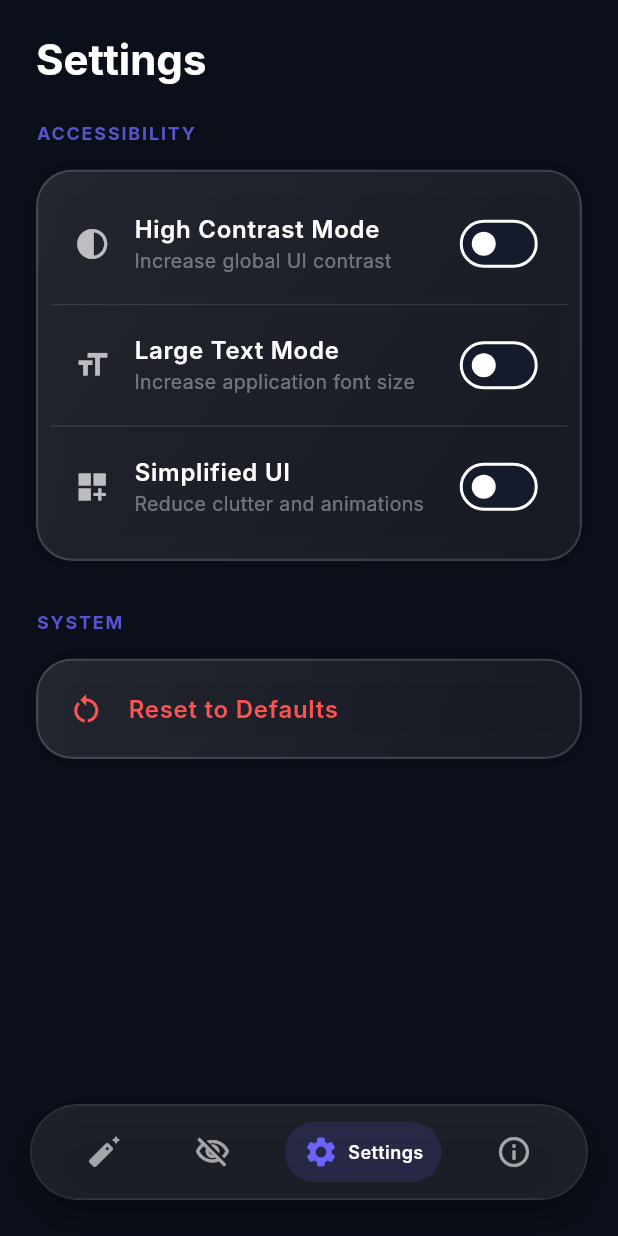
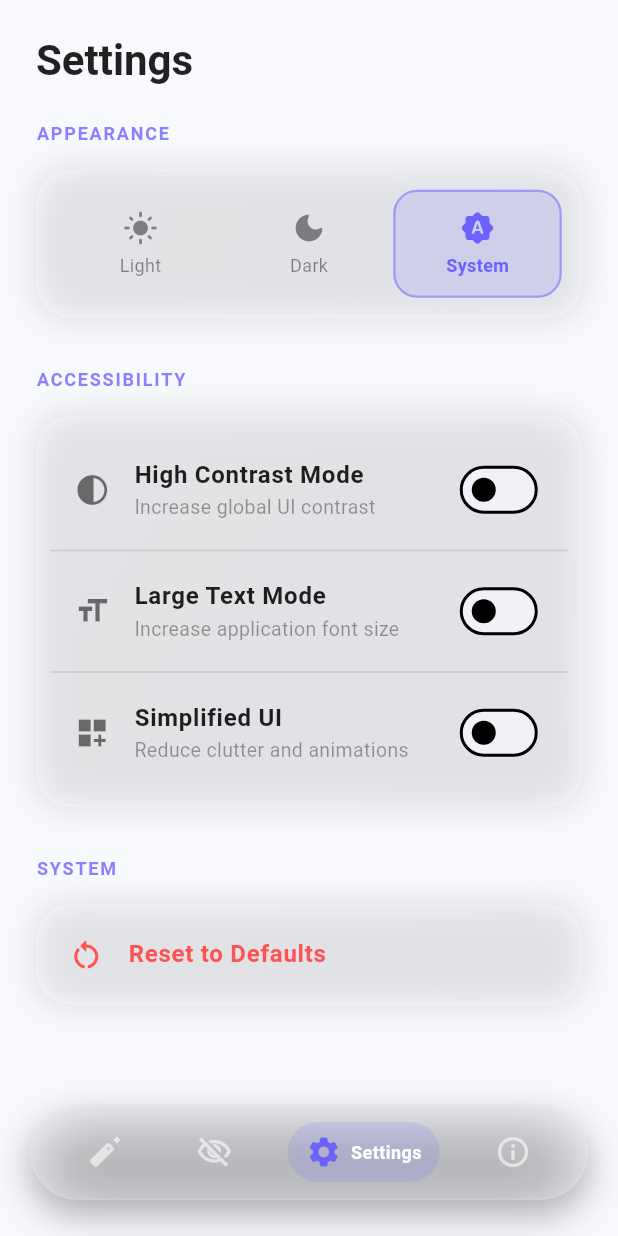
Before and after one commit to prvniskupinatdipraxe/color_vision_app, a Flutter app: the screen it shows after launch, item 3 of the bottom bar chosen, on a phone screen of 412 x 824 dp. Run offline on Flutter 3.47's test engine with Material 3 defaults, Android fonts, the phone set to English and light mode, and no system bars; our stand-ins replace camera, image_gallery_saver, image_picker, permission_handler, shared_preferences; Roboto replaces fonts that are missing (Inter).

Commit message:
Add dark and light theme modes

```diff
--- a/lib/main.dart
+++ b/lib/main.dart
@@ -1,10 +1,17 @@
 import 'package:flutter/material.dart';
+import 'package:provider/provider.dart';
 import 'screens/main_screen.dart';
 import 'theme/app_theme.dart';
+import 'services/theme_provider.dart';
 
 void main() {
   WidgetsFlutterBinding.ensureInitialized();
-  runApp(const ColorVisionApp());
+  runApp(
+    ChangeNotifierProvider(
+      create: (_) => ThemeProvider(),
+      child: const ColorVisionApp(),
+    ),
+  );
 }
 
 class ColorVisionApp extends StatelessWidget {
@@ -12,9 +19,13 @@ class ColorVisionApp extends StatelessWidget {
 
   @override
   Widget build(BuildContext context) {
+    final themeProvider = Provider.of<ThemeProvider>(context);
+
     return MaterialApp(
       title: 'Vision Assist Pro',
-      theme: AppTheme.darkTheme,
+      theme: AppTheme.lightTheme,
+      darkTheme: AppTheme.darkTheme,
+      themeMode: themeProvider.themeMode,
       debugShowCheckedModeBanner: false,
       home: const MainScreen(),
     );
--- a/lib/screens/settings_screen.dart
+++ b/lib/screens/settings_screen.dart
@@ -1,5 +1,7 @@
 import 'package:flutter/material.dart';
+import 'package:provider/provider.dart';
 import '../widgets/glass_container.dart';
+import '../services/theme_provider.dart';
 
 class SettingsScreen extends StatelessWidget {
   const SettingsScreen({super.key});
@@ -19,6 +21,11 @@ class SettingsScreen extends StatelessWidget {
               ),
               const SizedBox(height: 24),
 
+              _buildSectionTitle(context, 'Appearance'),
+              const SizedBox(height: 16),
+              const ThemeSelector(),
+
+              const SizedBox(height: 32),
               _buildSectionTitle(context, 'Accessibility'),
               const SizedBox(height: 16),
               const AccessibilitySettings(),
@@ -57,6 +64,101 @@ class SettingsScreen extends StatelessWidget {
   }
 }
 
+class ThemeSelector extends StatelessWidget {
+  const ThemeSelector({super.key});
+
+  @override
+  Widget build(BuildContext context) {
+    final themeProvider = Provider.of<ThemeProvider>(context);
+
+    return GlassContainer(
+      padding: const EdgeInsets.all(12),
+      child: Row(
+        mainAxisAlignment: MainAxisAlignment.spaceEvenly,
+        children: [
+          _ThemeOption(
+            mode: ThemeMode.light,
+            icon: Icons.light_mode_rounded,
+            label: 'Light',
+            isSelected: themeProvider.themeMode == ThemeMode.light,
+            onTap: () => themeProvider.setThemeMode(ThemeMode.light),
+          ),
+          _ThemeOption(
+            mode: ThemeMode.dark,
+            icon: Icons.dark_mode_rounded,
+            label: 'Dark',
+            isSelected: themeProvider.themeMode == ThemeMode.dark,
+            onTap: () => themeProvider.setThemeMode(ThemeMode.dark),
+          ),
+          _ThemeOption(
+            mode: ThemeMode.system,
+            icon: Icons.brightness_auto_rounded,
+            label: 'System',
+            isSelected: themeProvider.themeMode == ThemeMode.system,
+            onTap: () => themeProvider.setThemeMode(ThemeMode.system),
+          ),
+        ],
+      ),
+    );
+  }
+}
+
+class _ThemeOption extends StatelessWidget {
+  final ThemeMode mode;
+  final IconData icon;
+  final String label;
+  final bool isSelected;
+  final VoidCallback onTap;
+
+  const _ThemeOption({
+    required this.mode,
+    required this.icon,
+    required this.label,
+    required this.isSelected,
+    required this.onTap,
+  });
+
+  @override
+  Widget build(BuildContext context) {
+    final colorScheme = Theme.of(context).colorScheme;
+
+    return Expanded(
+      child: GestureDetector(
+        onTap: onTap,
+        child: AnimatedContainer(
+          duration: const Duration(milliseconds: 300),
+          padding: const EdgeInsets.symmetric(vertical: 12),
+          decoration: BoxDecoration(
+            color: isSelected ? colorScheme.primary.withOpacity(0.15) : Colors.transparent,
+            borderRadius: BorderRadius.circular(16),
+            border: Border.all(
+              color: isSelected ? colorScheme.primary.withOpacity(0.5) : Colors.transparent,
+              width: 1.5,
+            ),
+          ),
+          child: Column(
+            children: [
+              Icon(
+                icon,
+                color: isSelected ? colorScheme.primary : (Theme.of(context).brightness == Brightness.dark ? Colors.white54 : Colors.black45),
+              ),
+              const SizedBox(height: 4),
+              Text(
+                label,
+                style: TextStyle(
+                  fontSize: 12,
+                  fontWeight: isSelected ? FontWeight.bold : FontWeight.normal,
+                  color: isSelected ? colorScheme.primary : (Theme.of(context).brightness == Brightness.dark ? Colors.white54 : Colors.black45),
+                ),
+              ),
+            ],
+          ),
+        ),
+      ),
+    );
+  }
+}
+
 class AccessibilitySettings extends StatefulWidget {
   const AccessibilitySettings({super.key});
 
@@ -71,6 +173,8 @@ class _AccessibilitySettingsState extends State<AccessibilitySettings> {
 
   @override
   Widget build(BuildContext context) {
+    final isDark = Theme.of(context).brightness == Brightness.dark;
+
     return GlassContainer(
       padding: const EdgeInsets.all(8),
       child: Column(
@@ -82,7 +186,7 @@ class _AccessibilitySettingsState extends State<AccessibilitySettings> {
             _highContrast,
             (val) => setState(() => _highContrast = val),
           ),
-          const Divider(color: Colors.white10, height: 1),
+          Divider(color: isDark ? Colors.white10 : Colors.black12, height: 1),
           _buildSwitchTile(
             'Large Text Mode',
             'Increase application font size',
@@ -90,7 +194,7 @@ class _AccessibilitySettingsState extends State<AccessibilitySettings> {
             _largeText,
             (val) => setState(() => _largeText = val),
           ),
-          const Divider(color: Colors.white10, height: 1),
+          Divider(color: isDark ? Colors.white10 : Colors.black12, height: 1),
           _buildSwitchTile(
             'Simplified UI',
             'Reduce clutter and animations',
@@ -104,10 +208,12 @@ class _AccessibilitySettingsState extends State<AccessibilitySettings> {
   }
 
   Widget _buildSwitchTile(String title, String subtitle, IconData icon, bool value, ValueChanged<bool> onChanged) {
+    final isDark = Theme.of(context).brightness == Brightness.dark;
+
     return SwitchListTile(
-      secondary: Icon(icon, color: Colors.white70),
+      secondary: Icon(icon, color: isDark ? Colors.white70 : Colors.black54),
       title: Text(title, style: const TextStyle(fontWeight: FontWeight.w600, fontSize: 16)),
-      subtitle: Text(subtitle, style: const TextStyle(color: Colors.white38, fontSize: 13)),
+      subtitle: Text(subtitle, style: TextStyle(color: isDark ? Colors.white38 : Colors.black38, fontSize: 13)),
       value: value,
       onChanged: onChanged,
       activeColor: Theme.of(context).colorScheme.primary,
--- /dev/null
+++ b/lib/services/theme_provider.dart
@@ -0,0 +1,29 @@
+import 'package:flutter/material.dart';
+import 'package:shared_preferences/shared_preferences.dart';
+
+class ThemeProvider extends ChangeNotifier {
+  static const String _themeKey = "theme_mode";
+  ThemeMode _themeMode = ThemeMode.system;
+
+  ThemeMode get themeMode => _themeMode;
+
+  ThemeProvider() {
+    _loadTheme();
+  }
+
+  void setThemeMode(ThemeMode mode) async {
+    _themeMode = mode;
+    notifyListeners();
+    final prefs = await SharedPreferences.getInstance();
+    await prefs.setInt(_themeKey, mode.index);
+  }
+
+  Future<void> _loadTheme() async {
+    final prefs = await SharedPreferences.getInstance();
+    final int? themeIndex = prefs.getInt(_themeKey);
+    if (themeIndex != null) {
+      _themeMode = ThemeMode.values[themeIndex];
+      notifyListeners();
+    }
+  }
+}
--- a/lib/theme/app_theme.dart
+++ b/lib/theme/app_theme.dart
@@ -9,13 +9,10 @@ class AppTheme {
         primary: const Color(0xFF6C63FF),
         secondary: const Color(0xFF00C9A7),
         tertiary: const Color(0xFFFF6584),
-        background: const Color(0xFF0B0F19),
         surface: const Color(0xFF151B2B),
-        onBackground: Colors.white,
         onSurface: Colors.white,
       ),
       scaffoldBackgroundColor: const Color(0xFF0B0F19),
-      fontFamily: 'Inter',
       textTheme: const TextTheme(
         displayLarge: TextStyle(fontSize: 32, fontWeight: FontWeight.bold, color: Colors.white),
         displayMedium: TextStyle(fontSize: 28, fontWeight: FontWeight.bold, color: Colors.white),
@@ -31,12 +28,35 @@ class AppTheme {
         overlayColor: const Color(0xFF6C63FF).withOpacity(0.2),
         trackHeight: 6.0,
       ),
-      bottomNavigationBarTheme: const BottomNavigationBarThemeData(
-        backgroundColor: Color(0xFF151B2B),
-        selectedItemColor: Color(0xFF6C63FF),
-        unselectedItemColor: Colors.white54,
-        type: BottomNavigationBarType.fixed,
-        elevation: 0,
+    );
+  }
+
+  static ThemeData get lightTheme {
+    return ThemeData(
+      useMaterial3: true,
+      brightness: Brightness.light,
+      colorScheme: ColorScheme.light(
+        primary: const Color(0xFF6C63FF),
+        secondary: const Color(0xFF00C9A7),
+        tertiary: const Color(0xFFFF6584),
+        surface: const Color(0xFFF0F2F8),
+        onSurface: Colors.black87,
+      ),
+      scaffoldBackgroundColor: const Color(0xFFF8F9FD),
+      textTheme: const TextTheme(
+        displayLarge: TextStyle(fontSize: 32, fontWeight: FontWeight.bold, color: Colors.black87),
+        displayMedium: TextStyle(fontSize: 28, fontWeight: FontWeight.bold, color: Colors.black87),
+        displaySmall: TextStyle(fontSize: 24, fontWeight: FontWeight.bold, color: Colors.black87),
+        headlineMedium: TextStyle(fontSize: 20, fontWeight: FontWeight.w600, color: Colors.black87),
+        bodyLarge: TextStyle(fontSize: 16, color: Colors.black54),
+        bodyMedium: TextStyle(fontSize: 14, color: Colors.black54),
+      ),
+      sliderTheme: SliderThemeData(
+        activeTrackColor: const Color(0xFF6C63FF),
+        inactiveTrackColor: Colors.black12,
+        thumbColor: const Color(0xFF6C63FF),
+        overlayColor: const Color(0xFF6C63FF).withOpacity(0.2),
+        trackHeight: 6.0,
       ),
     );
   }
--- a/pubspec.yaml
+++ b/pubspec.yaml
@@ -2,7 +2,7 @@ name: color_vision_app
 description: "A new Flutter project."
 publish_to: 'none'
 
-version: 1.1.0+2
+version: 1.2.0+3
 
 environment:
   sdk: ^3.11.5
@@ -17,6 +17,8 @@ dependencies:
   path_provider: ^2.1.5
   image_gallery_saver: ^2.0.3
   permission_handler: ^11.3.1
+  shared_preferences: ^2.3.5
+  provider: ^6.1.2
 
 dev_dependencies:
   flutter_test:
```
